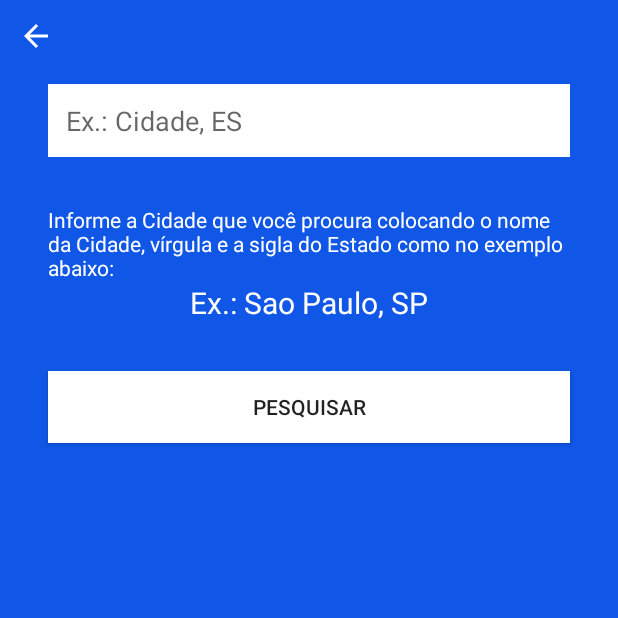
After one commit to rafaelbraf/WeatherApp, an Android app: the SearchActivity screen opened directly, with no data from a screen before it, on a phone screen of 412 x 824 dp, the top half of it. The commit adds this screen. Run offline under Robolectric (Android 15) with nearby library versions, the phone set to English and light mode, and no system bars.

Commit message:
- Adicionado botão Search: Ao clicar no botão o usuário é direcionado para a SearchActivity
- Adicionado Search Activity: Activity para realizar consultas de uma nova cidade que o usuário queira pesquisar. O que o usuário digitar no campo de texto envia para a MainActivity

- Adicionado "getStringExtra" na MainActivity para pegar de onde a atividade foi acionada e o que foi digitado pelo usuário na SearchActivity

```diff
--- a/app/src/main/AndroidManifest.xml
+++ b/app/src/main/AndroidManifest.xml
@@ -16,6 +16,9 @@
         android:theme="@style/Theme.ClimaTempo"
         tools:targetApi="31">
         <activity
+            android:name=".SearchActivity"
+            android:exported="false" />
+        <activity
             android:name=".MainActivity"
             android:exported="true">
             <intent-filter>
--- a/app/src/main/java/com/example/climatempo/MainActivity.kt
+++ b/app/src/main/java/com/example/climatempo/MainActivity.kt
@@ -1,10 +1,12 @@
 package com.example.climatempo
 
+import android.content.Intent
 import androidx.appcompat.app.AppCompatActivity
 import android.os.Bundle
 import android.util.Log
 import android.view.LayoutInflater
 import android.view.View
+import android.view.Window
 import android.widget.LinearLayout
 import android.widget.Toast
 import androidx.annotation.DrawableRes
@@ -25,9 +27,19 @@ import java.util.zip.Inflater
 class MainActivity : AppCompatActivity() {
     override fun onCreate(savedInstanceState: Bundle?) {
         super.onCreate(savedInstanceState)
+        this.requestWindowFeature(Window.FEATURE_NO_TITLE)
         setContentView(R.layout.activity_main)
 
-        buscaCidade("Fortaleza,CE")
+        val activAcionada = intent.getStringExtra("activity")
+        val cidadePesquisada = intent.getStringExtra("cidadePesquisada")
+
+        if (activAcionada == "activity_search" && cidadePesquisada != null) buscaCidade(cidadePesquisada)
+        else buscaCidade("Fortaleza,CE")
+
+        imageButton_search.setOnClickListener {
+            val intent = Intent(this, SearchActivity::class.java)
+            startActivity(intent)
+        }
 
     }
 
@@ -43,12 +55,9 @@ class MainActivity : AppCompatActivity() {
         val call: retrofit2.Call<WeatherMain> = service.getClima(cidade)
 
         call.enqueue(object: retrofit2.Callback<WeatherMain> {
-            override fun onResponse(
-                call: retrofit2.Call<WeatherMain>,
-                response: retrofit2.Response<WeatherMain>
-            ) {
+            override fun onResponse( call: retrofit2.Call<WeatherMain>, response: retrofit2.Response<WeatherMain> ) {
+
                 if (response.isSuccessful) {
-
                     val resultadoWeatherMain: WeatherMain? = response.body()
                     val results: Results? = resultadoWeatherMain?.results
                     val forecast: ArrayList<Forecast>? = results?.forecast
@@ -71,8 +80,8 @@ class MainActivity : AppCompatActivity() {
                             layoutForecast.addView(view)
                         }
                     }
+                }
 
-                }
             }
 
             override fun onFailure(call: retrofit2.Call<WeatherMain>, t: Throwable) {
@@ -112,8 +121,4 @@ class MainActivity : AppCompatActivity() {
         textview_velocidadevento.text = result.windSpeedy
     }
 
-    fun buscarCidade(view: View) {
-        Toast.makeText(this, "Clicou no botão de pesquisar", Toast.LENGTH_SHORT).show()
-    }
-
 }
--- /dev/null
+++ b/app/src/main/java/com/example/climatempo/SearchActivity.kt
@@ -0,0 +1,39 @@
+package com.example.climatempo
+
+import android.content.Intent
+import androidx.appcompat.app.AppCompatActivity
+import android.os.Bundle
+import android.util.Log
+import android.view.LayoutInflater
+import android.view.View
+import android.widget.LinearLayout
+import com.example.climatempo.Model.Forecast
+import com.example.climatempo.Model.Results
+import com.example.climatempo.Model.WeatherMain
+import com.example.climatempo.Service.ClimaService
+import kotlinx.android.synthetic.main.activity_main.*
+import kotlinx.android.synthetic.main.activity_search.*
+import kotlinx.android.synthetic.main.layout_forecast.view.*
+import retrofit2.Retrofit
+import retrofit2.converter.gson.GsonConverterFactory
+
+class SearchActivity : AppCompatActivity() {
+    override fun onCreate(savedInstanceState: Bundle?) {
+        super.onCreate(savedInstanceState)
+        setContentView(R.layout.activity_search)
+
+        imageButton_back.setOnClickListener {
+            finish()
+        }
+
+        button_pesquisar.setOnClickListener {
+            val intent = Intent(this, MainActivity::class.java)
+            intent.putExtra("activity", "activity_search")
+            intent.putExtra("cidadePesquisada", editText_busca_cidade.text.toString())
+            startActivity(intent)
+            finish()
+        }
+
+    }
+
+}
--- a/app/src/main/java/com/example/climatempo/Service/ClimaService.kt
+++ b/app/src/main/java/com/example/climatempo/Service/ClimaService.kt
@@ -12,7 +12,8 @@ interface ClimaService {
         const val BASE_URL = "https://api.hgbrasil.com/"
     }
 
-    @GET("weather?key={YOUR_KEY}")
+    //https://api.hgbrasil.com/weather?key=5caee7bd&city_name=$cidade
+    @GET("weather?key=5caee7bd&")
     fun getClima(@Query("city_name") cidade: String): Call<WeatherMain>
 
 }
--- /dev/null
+++ b/app/src/main/res/drawable/custom_background_search.xml
@@ -0,0 +1,12 @@
+<?xml version="1.0" encoding="utf-8"?>
+<shape xmlns:android="http://schemas.android.com/apk/res/android">
+
+    <corners android:topLeftRadius="20dp"
+        android:topRightRadius="20dp"
+        android:bottomLeftRadius="20dp"
+        android:bottomRightRadius="20dp" />
+
+    <stroke android:color="#fff"
+        android:width="6dp" />
+
+</shape>
--- /dev/null
+++ b/app/src/main/res/drawable/ic_baseline_arrow_back_24.xml
@@ -0,0 +1,5 @@
+<vector android:autoMirrored="true" android:height="24dp"
+    android:tint="#FFFFFF" android:viewportHeight="24"
+    android:viewportWidth="24" android:width="24dp" xmlns:android="http://schemas.android.com/apk/res/android">
+    <path android:fillColor="@android:color/white" android:pathData="M20,11H7.83l5.59,-5.59L12,4l-8,8 8,8 1.41,-1.41L7.83,13H20v-2z"/>
+</vector>
--- a/app/src/main/res/layout/activity_main.xml
+++ b/app/src/main/res/layout/activity_main.xml
@@ -159,13 +159,12 @@
         app:layout_constraintTop_toBottomOf="@+id/imageView4" />
 
     <ImageButton
-        android:id="@+id/imageButton"
+        android:id="@+id/imageButton_search"
         android:layout_width="wrap_content"
         android:layout_height="wrap_content"
         android:layout_marginTop="24dp"
         android:layout_marginEnd="24dp"
         android:background="@android:color/transparent"
-        android:onClick="buscarCidade"
         app:layout_constraintEnd_toEndOf="parent"
         app:layout_constraintTop_toTopOf="parent"
         app:srcCompat="@drawable/ic_baseline_search_24" />
--- /dev/null
+++ b/app/src/main/res/layout/activity_search.xml
@@ -0,0 +1,73 @@
+<?xml version="1.0" encoding="utf-8"?>
+<androidx.constraintlayout.widget.ConstraintLayout xmlns:android="http://schemas.android.com/apk/res/android"
+    xmlns:app="http://schemas.android.com/apk/res-auto"
+    xmlns:tools="http://schemas.android.com/tools"
+    android:layout_width="match_parent"
+    android:layout_height="match_parent"
+    android:background="@color/azul"
+    tools:context=".SearchActivity">
+
+    <EditText
+        android:id="@+id/editText_busca_cidade"
+        android:layout_width="0dp"
+        android:layout_height="wrap_content"
+        android:layout_marginStart="32dp"
+        android:layout_marginTop="56dp"
+        android:layout_marginEnd="32dp"
+        android:background="@color/white"
+        android:ems="10"
+        android:hint="@string/hint_text"
+        android:inputType="textPersonName"
+        android:padding="12dp"
+        app:layout_constraintEnd_toEndOf="parent"
+        app:layout_constraintStart_toStartOf="parent"
+        app:layout_constraintTop_toTopOf="parent" />
+
+    <TextView
+        android:id="@+id/textView4"
+        android:layout_width="0dp"
+        android:layout_height="wrap_content"
+        android:layout_marginStart="32dp"
+        android:layout_marginTop="32dp"
+        android:layout_marginEnd="32dp"
+        android:text="Informe a Cidade que você procura colocando o nome da Cidade, vírgula e a sigla do Estado como no exemplo abaixo:"
+        android:textColor="@color/white"
+        app:layout_constraintEnd_toEndOf="parent"
+        app:layout_constraintHorizontal_bias="0.0"
+        app:layout_constraintStart_toStartOf="parent"
+        app:layout_constraintTop_toBottomOf="@+id/editText_busca_cidade" />
+
+    <TextView
+        android:id="@+id/textView5"
+        android:layout_width="wrap_content"
+        android:layout_height="wrap_content"
+        android:text="Ex.: Sao Paulo, SP"
+        android:textColor="@color/white"
+        android:textSize="20sp"
+        app:layout_constraintEnd_toEndOf="parent"
+        app:layout_constraintHorizontal_bias="0.501"
+        app:layout_constraintStart_toStartOf="parent"
+        app:layout_constraintTop_toBottomOf="@+id/textView4" />
+
+    <ImageButton
+        android:id="@+id/imageButton_back"
+        android:layout_width="48dp"
+        android:layout_height="48dp"
+        android:background="@android:color/transparent"
+        app:layout_constraintStart_toStartOf="parent"
+        app:layout_constraintTop_toTopOf="parent"
+        app:srcCompat="@drawable/ic_baseline_arrow_back_24" />
+
+    <androidx.appcompat.widget.AppCompatButton
+        android:id="@+id/button_pesquisar"
+        android:layout_width="0dp"
+        android:layout_height="wrap_content"
+        android:layout_marginStart="32dp"
+        android:layout_marginTop="32dp"
+        android:layout_marginEnd="32dp"
+        android:background="@color/white"
+        android:text="Pesquisar"
+        app:layout_constraintEnd_toEndOf="parent"
+        app:layout_constraintStart_toStartOf="parent"
+        app:layout_constraintTop_toBottomOf="@+id/textView5" />
+</androidx.constraintlayout.widget.ConstraintLayout>
--- a/app/src/main/res/values/strings.xml
+++ b/app/src/main/res/values/strings.xml
@@ -1,3 +1,4 @@
 <resources>
     <string name="app_name">ClimaTempo</string>
+    <string name="hint_text">Ex.: Cidade, ES</string>
 </resources>
```
